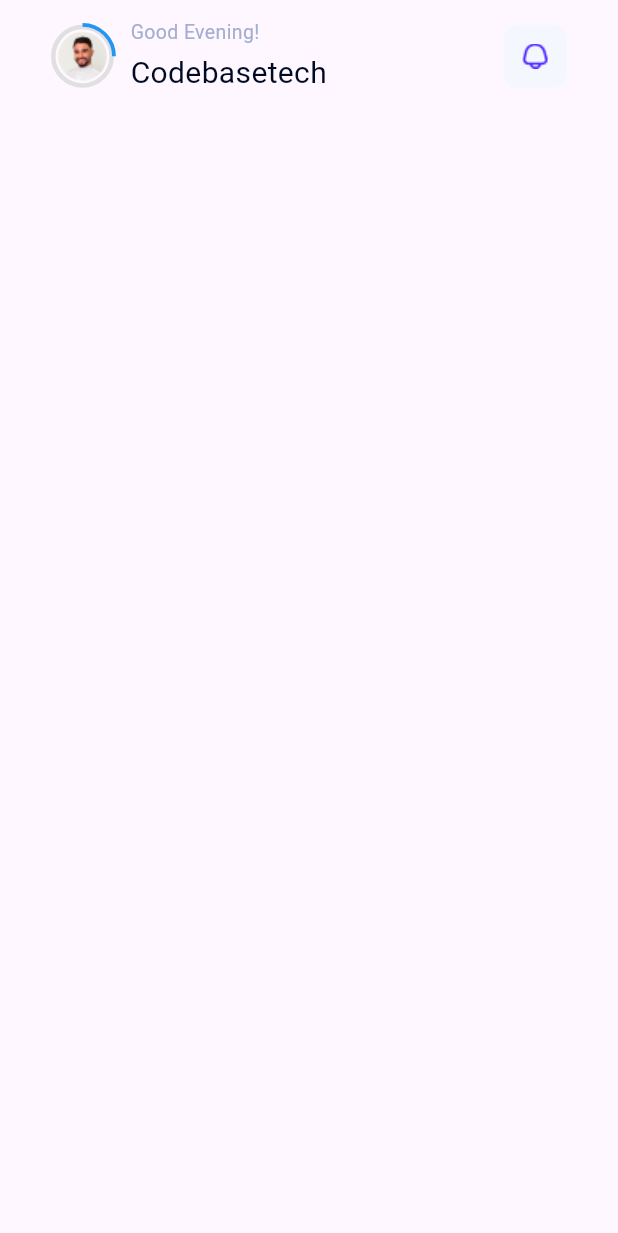
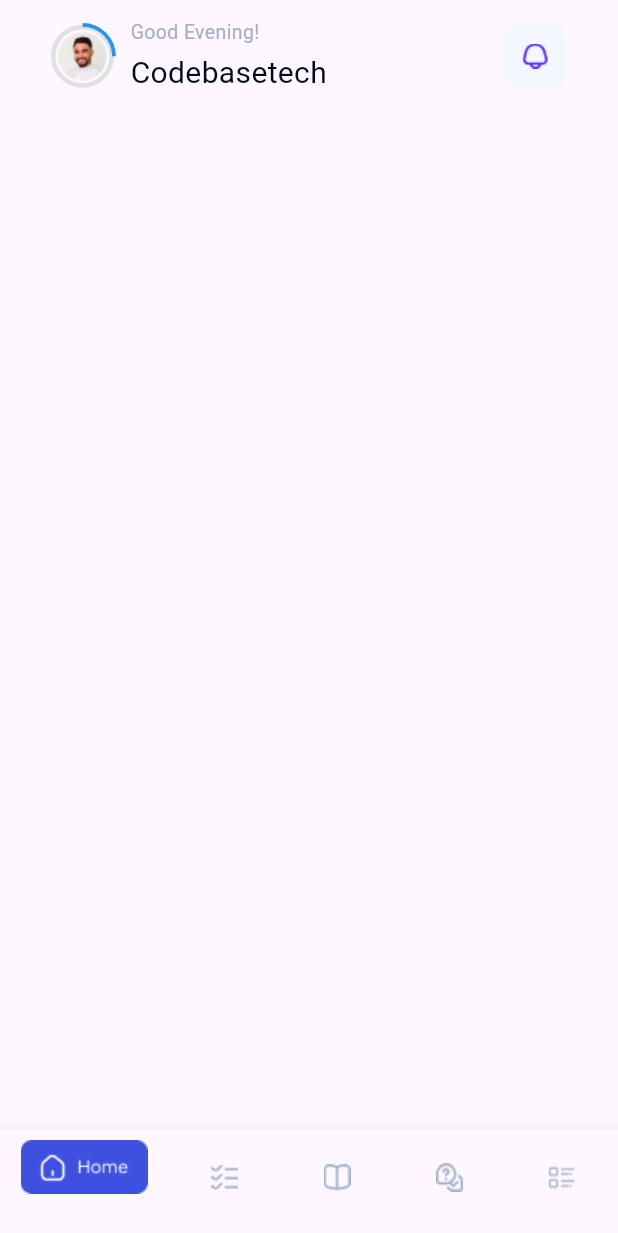
Before and after one commit to amrnooour/cources, a Flutter app: the HomeView screen opened by its route, on a phone screen of 412 x 824 dp. Shown: the top 1233 px of the screen. Run offline on Flutter 3.47's test engine with Material 3 defaults, Android fonts, the phone set to English and light mode, and no system bars; our stand-ins replace flutter_bloc, go_router, smooth_page_indicator.

Commit message:
finish bottom nav

```diff
--- a/lib/core/utils/app_assets.dart
+++ b/lib/core/utils/app_assets.dart
@@ -26,6 +26,10 @@ abstract class AppAssets {
   static const tab4Selected = "assets/tab4_selected.png";
   static const tab5 = "assets/tab5.png";
 
+  static const testImage = "assets/test_image.png";
+  static const playButton = "assets/Rounded.png";
+
+
 
 
 
--- a/lib/core/utils/app_router.dart
+++ b/lib/core/utils/app_router.dart
@@ -1,9 +1,11 @@
 import 'package:cources/features/auth/login/presentation/views/login_view.dart';
 import 'package:cources/features/auth/register/presentation/views/register_view.dart';
+import 'package:cources/features/home/presentation/cubit/home_cubit.dart';
 import 'package:cources/features/home/presentation/views/home_view.dart';
 import 'package:cources/features/onboarding/presentations/views/onboarding_view.dart';
 import 'package:cources/features/onboarding/presentations/views/second_onboarding_view.dart';
 import 'package:cources/features/splash/splash_view.dart';
+import 'package:flutter_bloc/flutter_bloc.dart';
 import 'package:go_router/go_router.dart';
 
 final GoRouter router = GoRouter(routes: [
@@ -12,7 +14,9 @@ final GoRouter router = GoRouter(routes: [
   GoRoute(path: "/onboardingTwo",builder: (context, state) => const SecondOnboardingView(),),
   GoRoute(path: "/login",builder: (context, state) => const LoginView(),),
   GoRoute(path: "/register",builder: (context, state) => const RegisterView(),),
-  GoRoute(path: "/home",builder: (context, state) => const HomeView(),),
+  GoRoute(path: "/home",builder: (context, state) => BlocProvider(
+    create: (context) => HomeCubit(),
+    child: const HomeView()),),
 
 
 
--- a/lib/core/utils/constants.dart
+++ b/lib/core/utils/constants.dart
@@ -1,3 +1,14 @@
-class Constants{
+import 'package:cources/features/blog/presentation/views/blog_view.dart';
+import 'package:cources/features/book/presentation/views/book_view.dart';
+import 'package:cources/features/home/presentation/views/widgets/home_view_body.dart';
+import 'package:cources/features/questions/presentation/views/question_view.dart';
 
+class Constants {
+ static List tabs = const [
+    HomeViewBody(),
+    QuestionView(),
+    BookView(),
+    BlogView(),
+    BookView()
+  ];
 }
--- /dev/null
+++ b/lib/features/home/presentation/cubit/home_cubit.dart
@@ -0,0 +1,13 @@
+import 'package:cources/features/home/presentation/cubit/home_states.dart';
+import 'package:flutter_bloc/flutter_bloc.dart';
+
+class HomeCubit extends Cubit<HomeStates> {
+  HomeCubit() : super(HomeInitial());
+
+  int currentIndex = 0;
+
+  changeCurrentIndex(int newIndex) {
+    currentIndex = newIndex;
+    emit(HomeBottomNavigation());
+  }
+}
--- /dev/null
+++ b/lib/features/home/presentation/cubit/home_states.dart
@@ -0,0 +1,3 @@
+class HomeStates{}
+class HomeInitial extends HomeStates{}
+class HomeBottomNavigation extends HomeStates{}
--- a/lib/features/home/presentation/views/home_view.dart
+++ b/lib/features/home/presentation/views/home_view.dart
@@ -1,13 +1,22 @@
-import 'package:cources/features/home/presentation/views/widgets/home_view_body.dart';
+import 'package:cources/core/utils/constants.dart';
+import 'package:cources/features/home/presentation/cubit/home_cubit.dart';
+import 'package:cources/features/home/presentation/cubit/home_states.dart';
+import 'package:cources/features/home/presentation/views/widgets/custom_bottom_nav.dart';
 import 'package:flutter/material.dart';
-
+import 'package:flutter_bloc/flutter_bloc.dart';
 
 class HomeView extends StatelessWidget {
   const HomeView({super.key});
 
   @override
   Widget build(BuildContext context) {
-    return const Scaffold(
-      body: HomeViewBody(),);
+    return BlocBuilder<HomeCubit, HomeStates>(
+      builder: (context, state) {
+      return Scaffold(
+        body: Constants.tabs[context.read<HomeCubit>().currentIndex],
+        bottomNavigationBar: const CustomBottomNav(),
+        );
+      },
+    );
   }
 }
--- /dev/null
+++ b/lib/features/home/presentation/views/widgets/custom_bottom_nav.dart
@@ -0,0 +1,50 @@
+import 'package:cources/core/utils/app_assets.dart';
+import 'package:cources/features/home/presentation/cubit/home_cubit.dart';
+import 'package:cources/features/home/presentation/cubit/home_states.dart';
+import 'package:flutter/material.dart';
+import 'package:flutter_bloc/flutter_bloc.dart';
+
+class CustomBottomNav extends StatelessWidget {
+  const CustomBottomNav({super.key});
+
+  @override
+  Widget build(BuildContext context) {
+    return BlocBuilder<HomeCubit, HomeStates>(
+      builder: (context, state) {
+        return BottomNavigationBar(
+            currentIndex: context.read<HomeCubit>().currentIndex,
+            onTap: (index) {
+              context.read<HomeCubit>().changeCurrentIndex(index);
+            },
+            items: [
+              buildBottomNavItem(
+                   Image.asset(AppAssets.homeIconSelected),
+                   Image.asset(AppAssets.homeIcom),
+                   context.read<HomeCubit>().currentIndex == 0),
+              buildBottomNavItem(
+                   Image.asset(AppAssets.tab2),
+                   Image.asset(AppAssets.tab2),
+                  context.read<HomeCubit>().currentIndex == 1),
+              buildBottomNavItem(
+                  Image.asset(AppAssets.tab3),
+                  Image.asset(AppAssets.tab3),
+                  context.read<HomeCubit>().currentIndex == 2),
+              buildBottomNavItem(
+                   Image.asset(AppAssets.tab4Selected),
+                   Image.asset(AppAssets.tab4),
+                  context.read<HomeCubit>().currentIndex == 3),
+              buildBottomNavItem(
+                   Image.asset(AppAssets.tab5),
+                   Image.asset(AppAssets.tab5),
+                  context.read<HomeCubit>().currentIndex == 4),
+            ]);
+      },
+    );
+  }
+
+  buildBottomNavItem(Widget iconActive,Widget icon, bool isSelected) {
+    return BottomNavigationBarItem(
+        label: "",
+        icon: isSelected ? iconActive : icon);
+  }
+}
--- a/lib/features/home/presentation/views/widgets/home_view_body.dart
+++ b/lib/features/home/presentation/views/widgets/home_view_body.dart
@@ -8,7 +8,7 @@ class HomeViewBody extends StatelessWidget {
   Widget build(BuildContext context) {
     return const SafeArea(
       child: Column(children: [
-        CustomAppbar()
+        CustomAppbar(),
       ],),
     );
   }
--- a/lib/main.dart
+++ b/lib/main.dart
@@ -1,7 +1,10 @@
 import 'package:cources/core/utils/app_router.dart';
 import 'package:flutter/material.dart';
+import 'package:flutter_bloc/flutter_bloc.dart';
+import 'core/utils/simple_bloc_observer.dart';
 
 void main() {
+  Bloc.observer = SimpleBlocObserver();
   runApp(const MyApp());
 }
 class MyApp extends StatelessWidget {
--- a/pubspec.yaml
+++ b/pubspec.yaml
@@ -37,6 +37,9 @@ dependencies:
   cupertino_icons: ^1.0.6
   go_router: ^14.2.1
   smooth_page_indicator: ^1.2.0
+  flutter_bloc: ^8.1.6
+  video_player: ^2.9.1
+  chewie: ^1.8.1
 
 dev_dependencies:
   flutter_test:
```
Also changed, not shown: lib/core/utils/simple_bloc_observer.dart (added, +31 -0 lines), assets/Rounded.png (added), assets/test_image.png (added), pubspec.lock, 1 other file.
